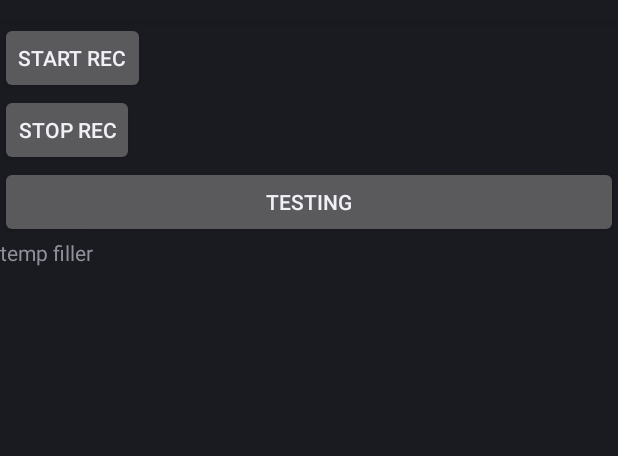
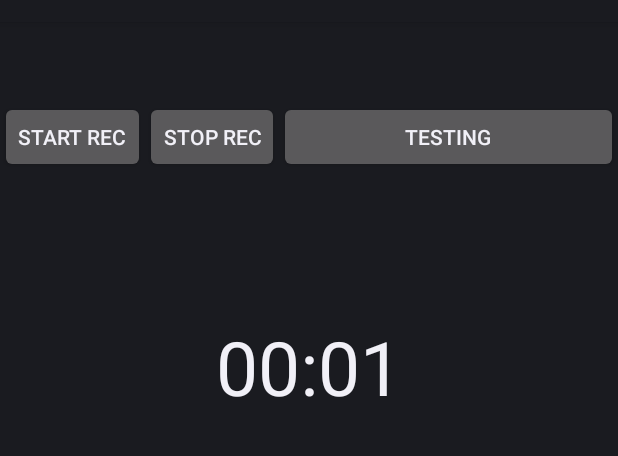
Before and after one commit to MiroslavGlamuzina/School-Application, an Android app: the Audio_Activity screen opened directly, with no data from a screen before it, after a tap on "START REC", on a phone screen of 412 x 824 dp, the part 62-518 px from its top. Run offline under Robolectric (Android 15) with nearby library versions, the phone set to English and light mode, and no system bars.

Commit message:
Fixed Bugs inside of Audio_Activity()
Now records with correct new file name and path. Also included a Chronoment() to help provide additional information about the activity.

```diff
--- a/app/src/main/java/activity/Audio_Activity.java
+++ b/app/src/main/java/activity/Audio_Activity.java
@@ -1,11 +1,4 @@
 package activity;
-
-import java.io.File;
-import java.io.IOException;
-import java.util.ArrayList;
-import java.util.concurrent.TimeUnit;
-
-import com.example.schoolapp.R;
 
 import android.annotation.SuppressLint;
 import android.app.Activity;
@@ -15,19 +8,29 @@ import android.media.MediaPlayer;
 import android.media.MediaRecorder;
 import android.net.Uri;
 import android.os.Bundle;
+import android.os.SystemClock;
 import android.view.View;
 import android.view.View.OnClickListener;
 import android.widget.Button;
+import android.widget.Chronometer;
 import android.widget.TextView;
 import android.widget.Toast;
+
+import com.example.schoolapp.R;
+
+import java.io.File;
+import java.io.IOException;
+import java.util.ArrayList;
+import java.util.concurrent.TimeUnit;
+
 import database.Database;
 import tools.Tools;
 
 //add this to project notes
 public class Audio_Activity extends Activity implements OnClickListener {
     Button start, stop, btntest;
-	TextView time;
     MediaRecorder recorder = null;
+    Chronometer chronometer;
 
     @Override
     protected void onCreate(Bundle savedInstanceState) {
@@ -37,13 +40,11 @@ public class Audio_Activity extends Activity implements OnClickListener {
         start = (Button) this.findViewById(R.id.start_rec);
         stop = (Button) this.findViewById(R.id.stop_rec);
         btntest = (Button) this.findViewById(R.id.audio_test);
-		time = (TextView) this.findViewById(R.id.audio_stamp);
+        chronometer = (Chronometer) this.findViewById(R.id.audio_chronometer);
 
         btntest.setOnClickListener(this);
         start.setOnClickListener(this);
         stop.setOnClickListener(this);
-		Toast.makeText(this, "Audio LENGTH: " + (getAudioDurationString(Tools.getAllAudioFiles(this).get(0))),
-				Toast.LENGTH_SHORT).show();
     }
 
     @Override
@@ -51,41 +52,43 @@ public class Audio_Activity extends Activity implements OnClickListener {
 
         switch (v.getId()) {
             case R.id.start_rec:
-			Toast.makeText(this, String.valueOf(MainActivity.RECORDING_AUDIO), Toast.LENGTH_SHORT).show();
                 if (recorder == null && !MainActivity.RECORDING_AUDIO) {
-				Toast.makeText(this, "START recording", Toast.LENGTH_SHORT).show();
                     MainActivity.RECORDING_AUDIO = true;
+                    String filename = Tools.getContextWrapperDir(this).getAbsolutePath() + "/" + Tools.getFileNameAudio();
                     recorder = new MediaRecorder();
+
                     recorder.setAudioSource(MediaRecorder.AudioSource.MIC);
                     recorder.setOutputFormat(MediaRecorder.OutputFormat.THREE_GPP);
-				recorder.setAudioEncoder(MediaRecorder.AudioEncoder.AMR_NB);
-				String filename = Tools.getFileNameAudio();
+                    recorder.setAudioEncoder(MediaRecorder.AudioEncoder.DEFAULT);
                     recorder.setOutputFile(filename);
+
                     Database db = new Database(this);
                     db.updateAudio(filename, Tools.getCurrentID());
                     try {
                         recorder.prepare();
                     } catch (Exception e) {
+                        Toast.makeText(this, "recorder.prepare() failed!!! >:(", Toast.LENGTH_SHORT).show();
                         db.removeAudio(filename, Tools.getCurrentID());
                         e.printStackTrace();
                     }
                     recorder.start();
+                    chronometer = (Chronometer) this.findViewById(R.id.audio_chronometer); //timer -- Chronometer()
+                    chronometer.setBase(SystemClock.elapsedRealtime()); //timer -- Chronometer()
+                    chronometer.start(); //timer -- Chronometer()
                 }
                 break;
             case R.id.stop_rec:
-			Toast.makeText(this, String.valueOf(MainActivity.RECORDING_AUDIO), Toast.LENGTH_SHORT).show();
                 MainActivity.RECORDING_AUDIO = false;
                 if (recorder != null) {
-				Toast.makeText(this, "STOP recording", Toast.LENGTH_SHORT).show();
                     recorder.stop();
                     recorder.release();
                     recorder = null;
+                    chronometer.stop(); //timer -- Chronometer()
                 }
                 break;
             case R.id.audio_test:
                 String temp = Tools.listAllAudio(this);
                 Toast.makeText(this, temp, Toast.LENGTH_SHORT).show();
-
                 // playback
                 ArrayList<File> files = Tools.getAllAudioFiles(this);
                 if (files.size() > 0) {
--- a/app/src/main/java/tools/Tools.java
+++ b/app/src/main/java/tools/Tools.java
@@ -36,9 +36,11 @@ public class Tools {
     public static final String HASH = " qwerqwer ";
     public static final String FLAG = " iuoyiouy ";
 
-    /**<b>memoryAvailable()</b></br>
-     * @return  the total amount of Mbs (Megabytes) available in the internal data directory
-     * */
+    /**
+     * <b>memoryAvailable()</b></br>
+     *
+     * @return the total amount of Mbs (Megabytes) available in the internal data directory
+     */
     public static long memoryAvailable(Context c) {
         StatFs stat = new StatFs(getContextWrapperDir(c).getAbsolutePath());
         long bytesAvailable = (long) stat.getFreeBlocks() * (long) stat.getBlockSize();
@@ -116,7 +118,7 @@ public class Tools {
      * @return
      */
     public static String getFileNameAudio() {
-        return "AUDIO_" + Tools.getCurrentID() + "_" + UUID.randomUUID().toString().replaceAll("-", "") + ".3gp";
+        return "AUDIO_" + Tools.getCurrentID() + "_" + UUID.randomUUID().toString().replaceAll("-", "").replaceAll(":", "-") + ".3gp";
     }
 
     /**
@@ -126,7 +128,7 @@ public class Tools {
      * @return
      */
     public static String getFileNamePhoto() {
-        return "PIC_" + Tools.getCurrentID() + "_" + UUID.randomUUID().toString().replaceAll("-", "") + ".jpg";
+        return "PIC_" + Tools.getCurrentID() + "_" + UUID.randomUUID().toString().replaceAll("-", "").replaceAll(":", "-") + ".jpg";
     }
 
     /**
@@ -136,7 +138,7 @@ public class Tools {
      * @return
      */
     public static String getFileNameDrawing() {
-        return "DRAW_" + Tools.getCurrentID() + "_" + UUID.randomUUID().toString().replaceAll("-", "") + ".jpg";
+        return "DRAW_" + Tools.getCurrentID() + "_" + UUID.randomUUID().toString().replaceAll("-", "").replaceAll(":", "-") + ".jpg";
     }
 
     /**
@@ -146,7 +148,7 @@ public class Tools {
      * @return
      */
     public static String getFileNameVideo() {
-        return "VID_" + Tools.getCurrentID() + "_" + UUID.randomUUID().toString().replaceAll("-", "") + ".mp4";
+        return "VID_" + Tools.getCurrentID() + "_" + UUID.randomUUID().toString().replaceAll("-", "").replaceAll(":", "-") + ".mp4";
     }
 
     /**
--- a/app/src/main/res/layout/activity_audio.xml
+++ b/app/src/main/res/layout/activity_audio.xml
@@ -1,34 +1,52 @@
-<LinearLayout xmlns:android="http://schemas.android.com/apk/res/android"
+<LinearLayout
+    android:id="@+id/ll_main"
+    xmlns:android="http://schemas.android.com/apk/res/android"
     xmlns:tools="http://schemas.android.com/tools"
-    android:id="@+id/ll_main"
     android:layout_width="match_parent"
     android:layout_height="match_parent"
     android:orientation="vertical"
     android:weightSum="100"
-    tools:context="activity.Audio_Activity" >
+    tools:context="activity.Audio_Activity">
+
+    <LinearLayout
+        android:layout_width="match_parent"
+        android:layout_height="0dp"
+        android:layout_weight="20"
+        android:gravity="center_vertical"
+        android:orientation="horizontal">
 
         <Button
             android:id="@+id/start_rec"
             android:layout_width="wrap_content"
             android:layout_height="wrap_content"
-        android:text="Start Rec" />
+            android:text="Start Rec"/>
 
         <Button
             android:id="@+id/stop_rec"
             android:layout_width="wrap_content"
             android:layout_height="wrap_content"
-        android:text="Stop Rec" />
+            android:text="Stop Rec"/>
 
         <Button
             android:id="@+id/audio_test"
             android:layout_width="match_parent"
             android:layout_height="wrap_content"
-        android:text="Testing" />
+            android:text="Testing"/>
+    </LinearLayout>
 
-    <TextView
-        android:id="@+id/audio_stamp"
-        android:layout_width="wrap_content"
-        android:layout_height="wrap_content"
-        android:text="temp filler" />
+    <LinearLayout
+        android:layout_width="match_parent"
+        android:layout_height="0dp"
+        android:layout_weight="20"
+        android:orientation="horizontal">
+
+        <Chronometer
+            android:id="@+id/audio_chronometer"
+            android:layout_width="match_parent"
+            android:layout_height="match_parent"
+            android:gravity="center_horizontal|center_vertical"
+            android:textSize="50dp"/>
+    </LinearLayout>
+
 
 </LinearLayout>
```
Also changed, not shown: 13 other files. Lines whose indentation alone changed are shown as unchanged.
